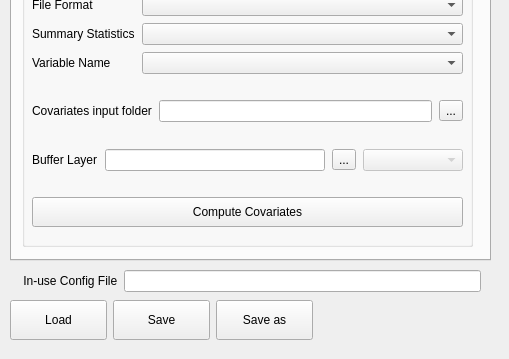
First picture: the form in plugin/mgp_dialog.ui, repository unicef-drp/mics-geocoding, before the edit; both pictures show x 0 to 509 and y 260 to 619 of the 509 by 619 pixel window.
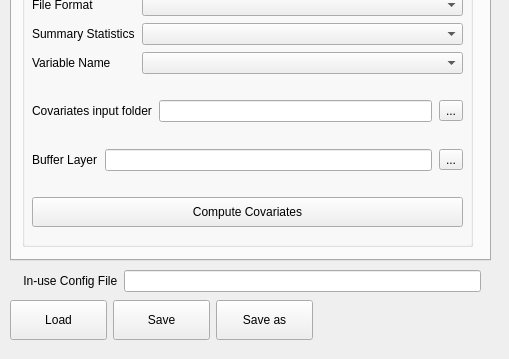
Second picture: the form after the edit. The open tabs and pages were chosen to show the change.

Commit message: feat(ui): [10] remove cluster number combo in step3

```diff
--- a/plugin/mgp_dialog.ui
+++ b/plugin/mgp_dialog.ui
@@ -650,25 +650,6 @@
               </property>
              </widget>
             </item>
-            <item>
-             <widget class="QComboBox" name="covrefLayerFieldCombobox">
-              <property name="enabled">
-               <bool>false</bool>
-              </property>
-              <property name="sizePolicy">
-               <sizepolicy hsizetype="Fixed" vsizetype="Maximum">
-                <horstretch>0</horstretch>
-                <verstretch>0</verstretch>
-               </sizepolicy>
-              </property>
-              <property name="minimumSize">
-               <size>
-                <width>100</width>
-                <height>0</height>
-               </size>
-              </property>
-             </widget>
-            </item>
            </layout>
           </item>
           <item>
```
Left out of the diff: 2 changed lines with no effect on the pictures. The commit also changes 4 other files.
